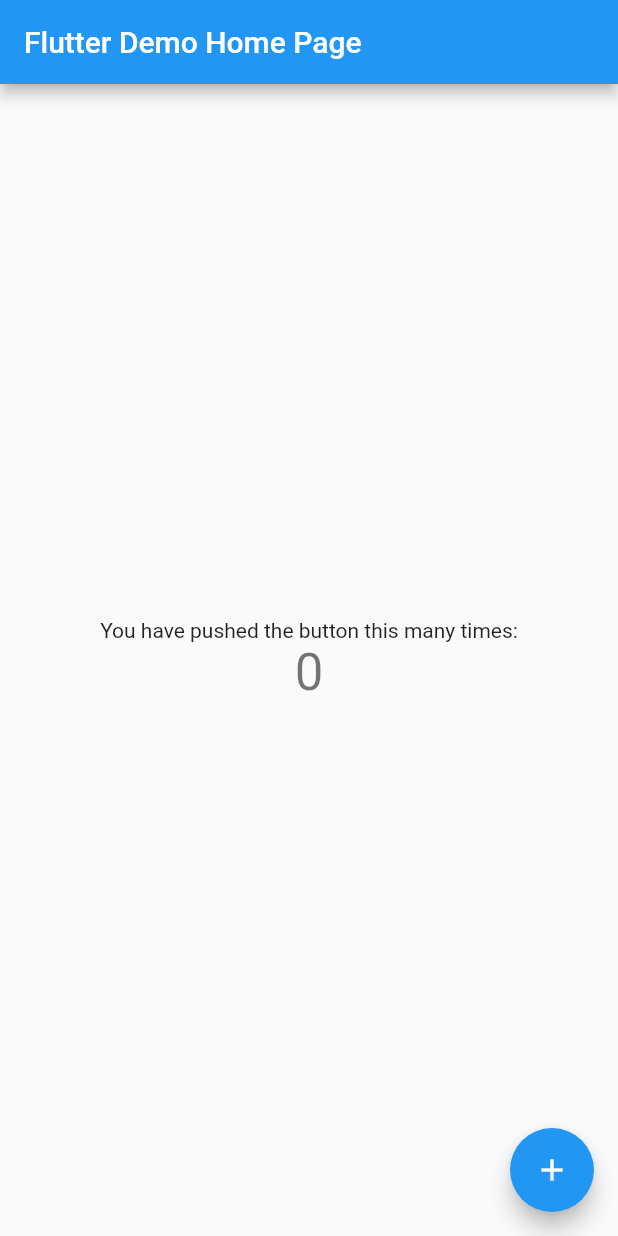
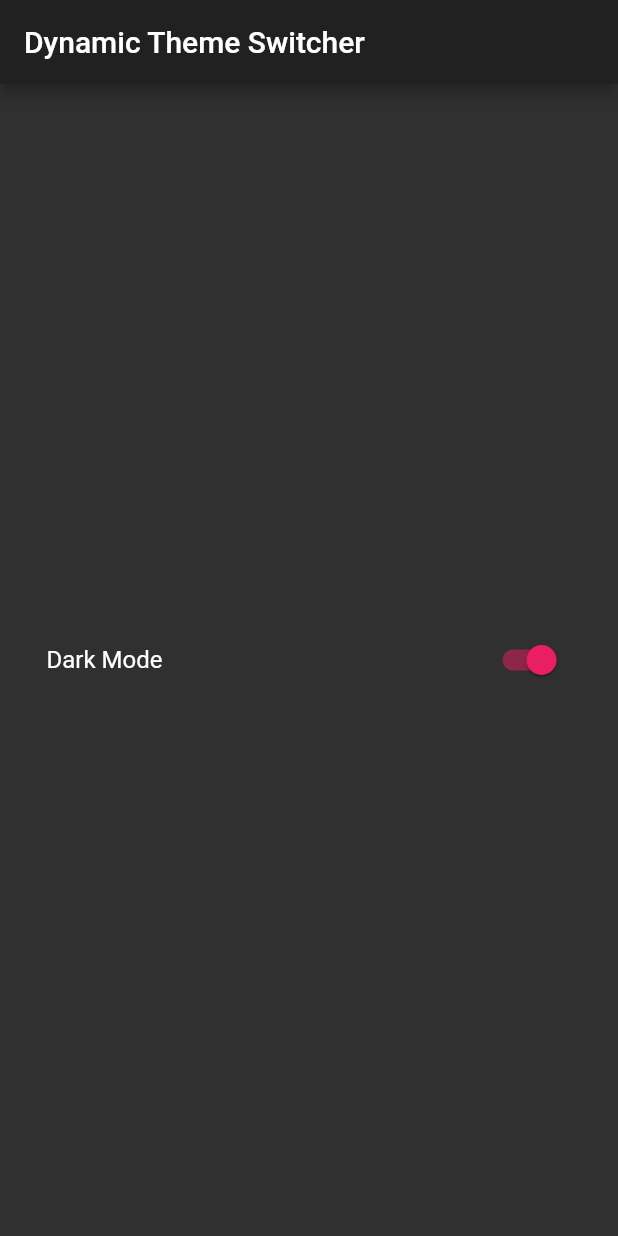
Before and after one commit to dchandrani/flutter_dynamic_theme_switcher, a Flutter app: the screen it shows after launch, on a phone screen of 412 x 824 dp. Run offline on Flutter 3.47's test engine with Material 2 defaults, Android fonts, the phone set to English and light mode, and no system bars; our stand-ins replace shared_preferences.

Commit message:
Applied dynamic theme to home screen

```diff
--- a/lib/main.dart
+++ b/lib/main.dart
@@ -1,4 +1,6 @@
 import 'package:flutter/material.dart';
+import 'package:flutter_dynamic_theme_switcher/provider/theme_provider.dart';
+import 'package:provider/provider.dart';
 
 void main() {
   runApp(MyApp());
@@ -8,106 +10,39 @@
   // This widget is the root of your application.
   @override
   Widget build(BuildContext context) {
-    return MaterialApp(
-      title: 'Flutter Demo',
-      theme: ThemeData(
-        // This is the theme of your application.
-        //
-        // Try running your application with "flutter run". You'll see the
-        // application has a blue toolbar. Then, without quitting the app, try
-        // changing the primarySwatch below to Colors.green and then invoke
-        // "hot reload" (press "r" in the console where you ran "flutter run",
-        // or simply save your changes to "hot reload" in a Flutter IDE).
-        // Notice that the counter didn't reset back to zero; the application
-        // is not restarted.
-        primarySwatch: Colors.blue,
+    return ChangeNotifierProvider.value(
+      value: ThemeChangeNotifier(),
+      child: Consumer<ThemeChangeNotifier>(
+        builder: (_, notifier, child) => MaterialApp(
+          title: 'Dynamic Theme Switcher',
+          theme: notifier.isDarkTheme ? darkTheme : lightTheme,
+          home: HomeScreen(),
+        ),
       ),
-      home: MyHomePage(title: 'Flutter Demo Home Page'),
     );
   }
 }
 
-class MyHomePage extends StatefulWidget {
-  MyHomePage({Key key, this.title}) : super(key: key);
-
-  // This widget is the home page of your application. It is stateful, meaning
-  // that it has a State object (defined below) that contains fields that affect
-  // how it looks.
-
-  // This class is the configuration for the state. It holds the values (in this
-  // case the title) provided by the parent (in this case the App widget) and
-  // used by the build method of the State. Fields in a Widget subclass are
-  // always marked "final".
-
-  final String title;
-
-  @override
-  _MyHomePageState createState() => _MyHomePageState();
-}
-
-class _MyHomePageState extends State<MyHomePage> {
-  int _counter = 0;
-
-  void _incrementCounter() {
-    setState(() {
-      // This call to setState tells the Flutter framework that something has
-      // changed in this State, which causes it to rerun the build method below
-      // so that the display can reflect the updated values. If we changed
-      // _counter without calling setState(), then the build method would not be
-      // called again, and so nothing would appear to happen.
-      _counter++;
-    });
-  }
-
+class HomeScreen extends StatelessWidget {
   @override
   Widget build(BuildContext context) {
-    // This method is rerun every time setState is called, for instance as done
-    // by the _incrementCounter method above.
-    //
-    // The Flutter framework has been optimized to make rerunning build methods
-    // fast, so that you can just rebuild anything that needs updating rather
-    // than having to individually change instances of widgets.
     return Scaffold(
       appBar: AppBar(
-        // Here we take the value from the MyHomePage object that was created by
-        // the App.build method, and use it to set our appbar title.
-        title: Text(widget.title),
+        title: Text('Dynamic Theme Switcher'),
       ),
-      body: Center(
-        // Center is a layout widget. It takes a single child and positions it
-        // in the middle of the parent.
-        child: Column(
-          // Column is also a layout widget. It takes a list of children and
-          // arranges them vertically. By default, it sizes itself to fit its
-          // children horizontally, and tries to be as tall as its parent.
-          //
-          // Invoke "debug painting" (press "p" in the console, choose the
-          // "Toggle Debug Paint" action from the Flutter Inspector in Android
-          // Studio, or the "Toggle Debug Paint" command in Visual Studio Code)
-          // to see the wireframe for each widget.
-          //
-          // Column has various properties to control how it sizes itself and
-          // how it positions its children. Here we use mainAxisAlignment to
-          // center the children vertically; the main axis here is the vertical
-          // axis because Columns are vertical (the cross axis would be
-          // horizontal).
-          mainAxisAlignment: MainAxisAlignment.center,
-          children: <Widget>[
-            Text(
-              'You have pushed the button this many times:',
-            ),
-            Text(
-              '$_counter',
-              style: Theme.of(context).textTheme.headline4,
-            ),
-          ],
+      body: Container(
+        padding: const EdgeInsets.symmetric(horizontal: 15.0),
+        alignment: Alignment.center,
+        child: Consumer<ThemeChangeNotifier>(
+          builder: (_, notifier, child) => SwitchListTile(
+            title: Text('Dark Mode'),
+            value: notifier.isDarkTheme,
+            onChanged: (value) {
+              notifier.toggleTheme();
+            },
+          ),
         ),
       ),
-      floatingActionButton: FloatingActionButton(
-        onPressed: _incrementCounter,
-        tooltip: 'Increment',
-        child: Icon(Icons.add),
-      ), // This trailing comma makes auto-formatting nicer for build methods.
     );
   }
 }
```
